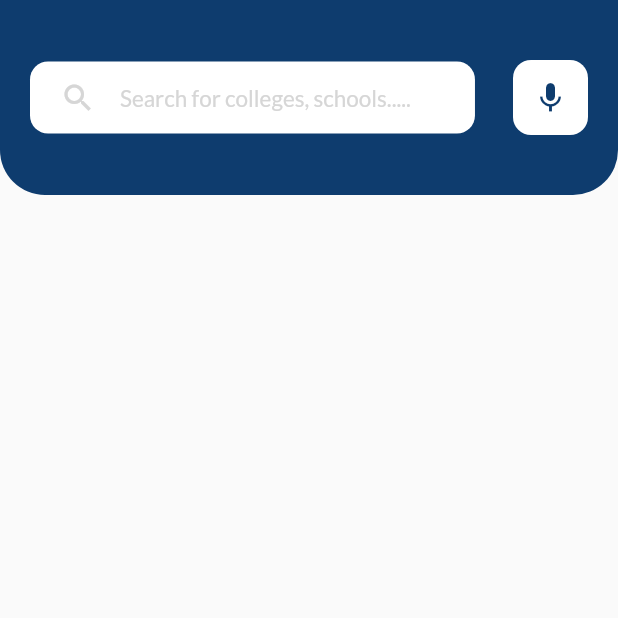
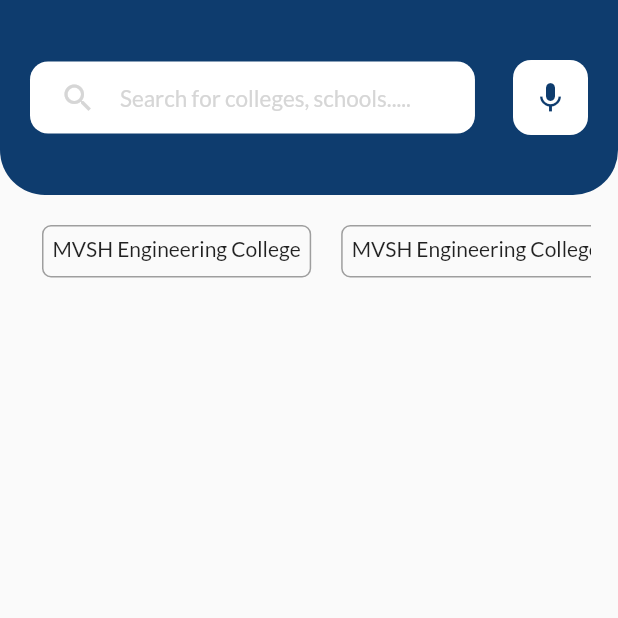
Before and after one commit to najmulmyself/Higher-Study, a Flutter app: the CollegeList screen opened directly, on a phone screen of 412 x 824 dp, the top half of it. Run offline on Flutter 3.47's test engine with Material 2 defaults, Android fonts, the phone set to English and light mode, and no system bars; our stand-ins replace bottom_navy_bar, google_fonts, persistent_bottom_nav_bar.

Commit message:
added sorting on horizontal scrolling

```diff
--- /dev/null
+++ b/lib/component/college_card.dart
@@ -0,0 +1,10 @@
+import 'package:flutter/material.dart';
+
+class CollegeCard extends StatelessWidget {
+  const CollegeCard({Key? key}) : super(key: key);
+
+  @override
+  Widget build(BuildContext context) {
+    return Container();
+  }
+}
--- a/lib/screens/college_list_screen.dart
+++ b/lib/screens/college_list_screen.dart
@@ -1,4 +1,4 @@
-// ignore_for_file: prefer_const_literals_to_create_immutables
+// ignore_for_file: prefer_const_literals_to_create_immutables, prefer_const_constructors
 
 import 'package:flutter/material.dart';
 import 'package:higher_study/component/header.dart';
@@ -15,6 +15,50 @@ class CollegeList extends StatelessWidget {
           Header(
             anotherScreen: true,
           ),
+          SizedBox(
+            height: 20,
+          ),
+          Padding(
+            padding: const EdgeInsets.symmetric(horizontal: 18.0),
+            child: SingleChildScrollView(
+              scrollDirection: Axis.horizontal,
+              child: Row(
+                // mainAxisAlignment: MainAxisAlignment.spaceAround,
+                children: [
+                  Container(
+                    margin: EdgeInsets.symmetric(horizontal: 10),
+                    padding: EdgeInsets.all(6),
+                    height: 35,
+                    decoration: BoxDecoration(
+                      border: Border.all(color: Colors.grey.shade500),
+                      borderRadius: BorderRadius.circular(6),
+                    ),
+                    child: Text('MVSH Engineering College'),
+                  ),
+                  Container(
+                    margin: EdgeInsets.symmetric(horizontal: 10),
+                    padding: EdgeInsets.all(6),
+                    height: 35,
+                    decoration: BoxDecoration(
+                      border: Border.all(color: Colors.grey.shade500),
+                      borderRadius: BorderRadius.circular(6),
+                    ),
+                    child: Text('MVSH Engineering College'),
+                  ),
+                  Container(
+                    margin: EdgeInsets.symmetric(horizontal: 10),
+                    padding: EdgeInsets.all(6),
+                    height: 35,
+                    decoration: BoxDecoration(
+                      border: Border.all(color: Colors.grey.shade500),
+                      borderRadius: BorderRadius.circular(6),
+                    ),
+                    child: Text('MVSH Engineering College'),
+                  ),
+                ],
+              ),
+            ),
+          ),
         ],
       ),
     );
```
